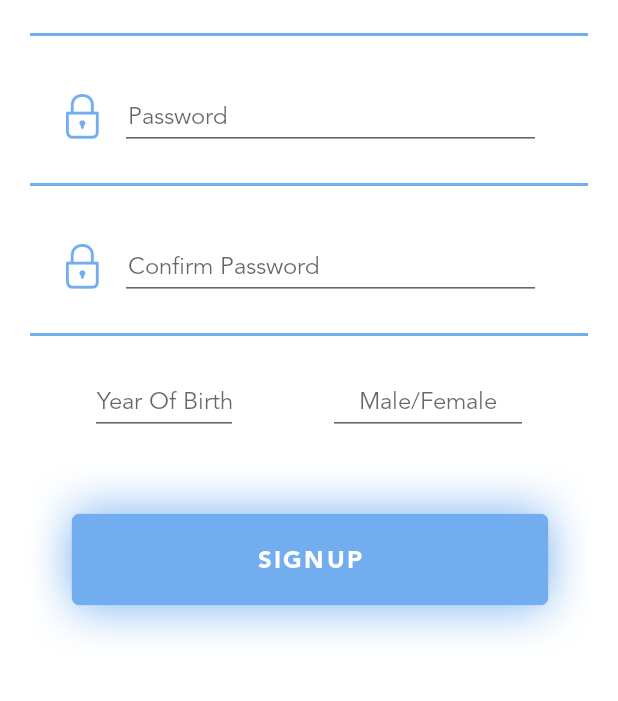
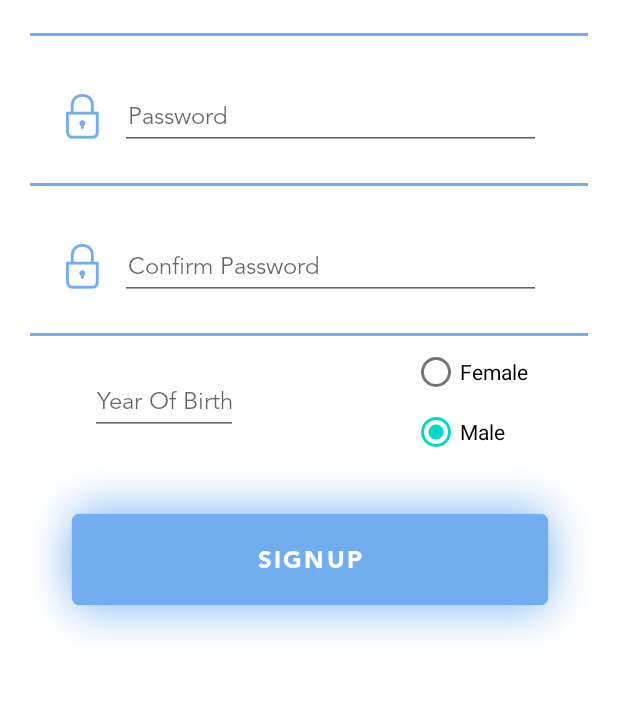
Before and after one commit to studybuddy-cs102/study-buddy, an Android app: the Register screen opened directly, with no data from a screen before it, on a phone screen of 412 x 824 dp, the part 501-1202 px from its top. Run offline under Robolectric (Android 15) with nearby library versions, the phone set to English and light mode, and no system bars; our stand-ins replace Firebase (no records; nobody signed in at launch, a user with empty details on screens opened directly).

Commit message:
registration page enhancements #4
* get username from the email, instead of asking for the user
* make gender a radio button selection
* make birth year and gender mandatory
* show a red exclamation mark on invalid fields
* add users to the database (uses placeholder name/surname for now)

```diff
--- a/app/src/main/res/layout/activity_register.xml
+++ b/app/src/main/res/layout/activity_register.xml
@@ -148,12 +148,14 @@
                 android:layout_marginEnd="20dp"
 
                 android:orientation="horizontal">
+
             <ImageView
                     android:layout_width="30dp"
                     android:layout_height="30dp"
                     android:layout_alignParentStart="true"
                     android:layout_centerVertical="true"
                     android:src="@drawable/pass_icon" />
+
             <EditText
                     android:id="@+id/confirm_password_signup"
                     android:layout_width="match_parent"
@@ -171,14 +173,15 @@
                     android:singleLine="true"
                     android:paddingStart="5dp"
                     android:paddingEnd="20dp"
-                    android:textSize="16sp"
-            />
+                    android:textSize="16sp" />
         </RelativeLayout>
+
         <ImageView
                 android:layout_width="match_parent"
                 android:layout_height="10dp"
                 android:layout_centerHorizontal="true"
                 android:src="@drawable/line_primary" />
+
         <RelativeLayout
                 android:layout_width="match_parent"
                 android:layout_height="80dp"
@@ -205,25 +208,33 @@
                     android:inputType="number"
                     android:layout_centerInParent="true" />
 
-            <EditText
-                    android:id="@+id/gender"
-                    android:maxLength="6"
+            <RadioGroup
                     android:layout_width="wrap_content"
                     android:layout_height="match_parent"
-                    android:textAlignment="center"
-                    android:fontFamily="@font/avenir"
+                    android:id="@+id/gender"
+                    android:checkedButton="@id/gender_male"
                     android:layout_alignParentEnd="true"
-                    android:layout_toRightOf="@id/year_birth"
-                    android:layout_marginTop="35dp"
-                    android:layout_marginStart="30dp"
                     android:layout_marginEnd="20dp"
-                    android:hint="Male/Female"
-                    android:maxLines="1"
-                    android:lines="1"
-                    android:singleLine="true"
-                    android:textSize="16sp"
-                    android:layout_centerInParent="true" />
+                    android:gravity="center_vertical"
+                    android:layout_centerInParent="true">
+
+                <RadioButton
+                        android:text="@string/gender_female"
+                        android:layout_width="match_parent"
+                        android:layout_height="wrap_content"
+                        android:id="@+id/gender_female"
+                        android:layout_weight="0.5" />
+
+                <RadioButton
+                        android:text="@string/gender_male"
+                        android:layout_width="match_parent"
+                        android:layout_height="wrap_content"
+                        android:id="@+id/gender_male"
+                        android:layout_weight="0.5" />
+            </RadioGroup>
+
         </RelativeLayout>
+
         <Button
                 android:layout_width="match_parent"
                 android:layout_height="130dp"
--- a/app/src/main/res/values/strings.xml
+++ b/app/src/main/res/values/strings.xml
@@ -11,5 +11,8 @@
     <string name="studybuddy_bilkent">studybuddy@bilkent</string>
     <string name="password">Password</string>
     <string name="login">Login</string>
+    <string name="gender_male">Male</string>
+    <string name="gender_female">Female</string>
     <string name="msg_verification_sent">Verification sent</string>
+    <string name="msg_check_email_verify">Check your email for verification link</string>
 </resources>
```
Also changed, not shown: app/src/main/java/com/cs102/studybuddy/Register.java (+139 -82 lines), app/src/main/java/com/cs102/studybuddy/User.java (added, +36 -0 lines).
